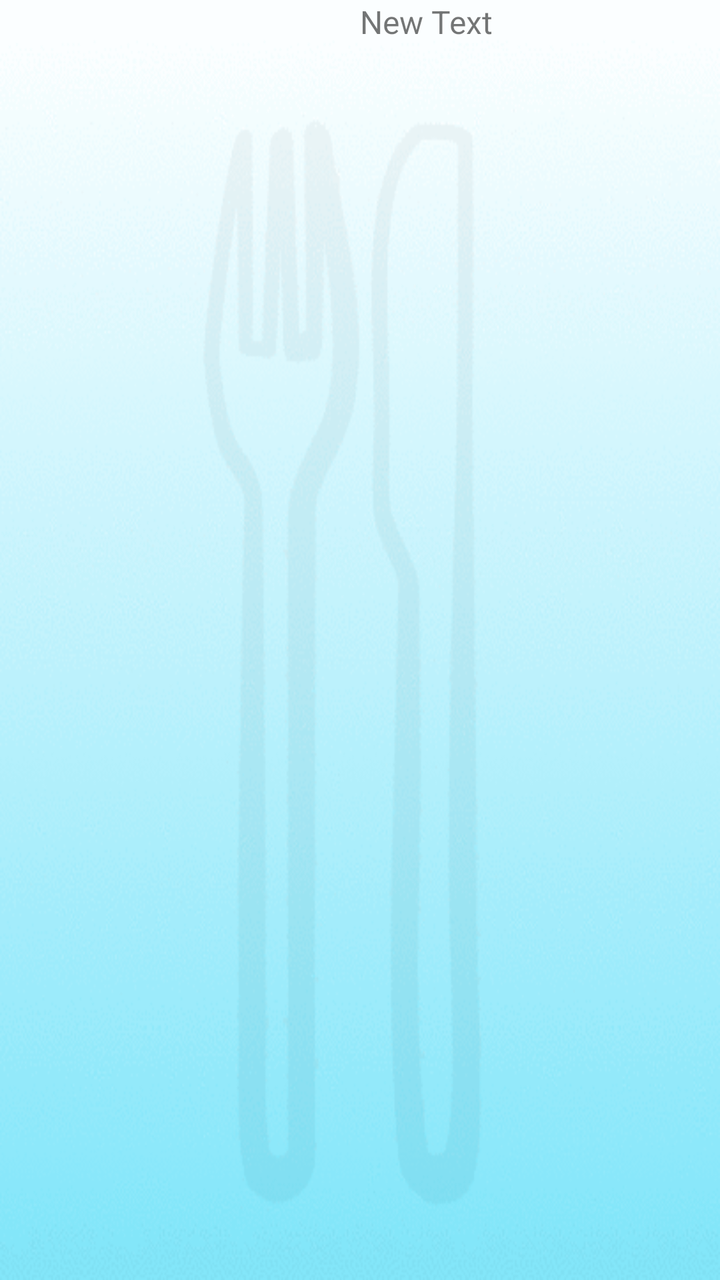
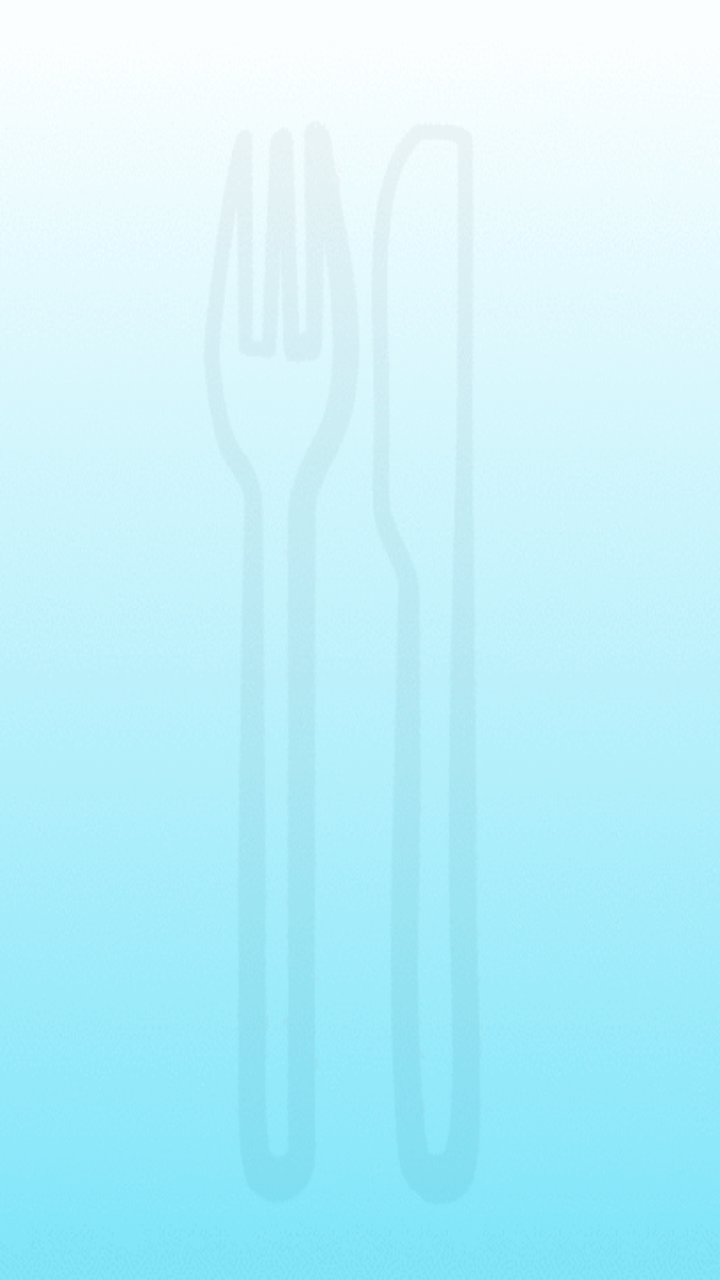

Two renders of the same Android screen: before a commit and after it. Below are the layout's source before the change and the commit's diff.
<!-- AndroidManifest.xml: application theme AppTheme -->
<!-- res/layout/main_activity.xml -->
<?xml version="1.0" encoding="utf-8"?>
<LinearLayout xmlns:android="http://schemas.android.com/apk/res/android"
              android:orientation="vertical"
              android:layout_width="match_parent"
              android:layout_height="match_parent"
              android:background="@drawable/imageedit_7_6436331298">

    <LinearLayout
        android:orientation="horizontal"
        android:layout_width="match_parent"
        android:layout_height="match_parent"
        android:weightSum="1">

        <LinearLayout
            android:orientation="vertical"
            android:layout_width="wrap_content"
            android:layout_height="match_parent">

            <ImageView
                android:layout_width="wrap_content"
                android:layout_height="wrap_content"
                android:id="@+id/image"
                android:minWidth="180dp"
                android:layout_alignParentTop="true"
                android:layout_alignParentStart="true"
                android:paddingLeft="8dp"
                android:paddingRight="8dp"
                android:paddingBottom="10dp"

                android:minHeight="180dp"
                android:nestedScrollingEnabled="true"
                android:paddingTop="10dp"/>

            <ImageView
                android:layout_width="wrap_content"
                android:layout_height="wrap_content"
                android:id="@+id/image2"
                android:minHeight="180dp"
                android:minWidth="180dp"
                android:layout_alignParentTop="true"
                android:layout_alignParentStart="true"
                android:layout_gravity="center_vertical"
                android:paddingLeft="8dp"
                android:paddingRight="8dp"
                android:paddingTop="10dp"
                android:nestedScrollingEnabled="true"/>

            <ImageView
                android:layout_width="wrap_content"
                android:layout_height="wrap_content"
                android:id="@+id/image3"
                android:minHeight="180dp"
                android:minWidth="180dp"
                android:layout_alignParentTop="true"
                android:layout_alignParentStart="true"
                android:layout_gravity="center_vertical"
                android:paddingLeft="8dp"
                android:paddingRight="8dp"
                android:paddingTop="10dp"
                android:nestedScrollingEnabled="true"/>

            <ImageView
                android:layout_width="wrap_content"
                android:layout_height="wrap_content"
                android:id="@+id/image4"
                android:minHeight="180dp"
                android:minWidth="180dp"
                android:layout_alignParentTop="true"
                android:layout_alignParentStart="true"
                android:paddingLeft="8dp"
                android:paddingRight="8dp"
                android:paddingTop="10dp"
                android:nestedScrollingEnabled="true"/>

            <ImageView
                android:layout_width="wrap_content"
                android:layout_height="wrap_content"
                android:id="@+id/image5"
                android:minHeight="180dp"
                android:minWidth="180dp"
                android:layout_alignParentTop="true"
                android:layout_alignParentStart="true"
                android:layout_gravity="center_vertical"
                android:paddingLeft="8dp"
                android:paddingRight="8dp"
                android:paddingTop="10dp"
                android:nestedScrollingEnabled="true"/>
        </LinearLayout>

        <TextView
            android:layout_width="wrap_content"
            android:layout_height="wrap_content"
            android:text="New Text"
            android:id="@+id/resultView"
            android:textSize="16dp"/>

    </LinearLayout>

    <LinearLayout
        android:orientation="horizontal"
        android:layout_width="178dp"
        android:layout_height="wrap_content"
        android:layout_gravity="right">

    </LinearLayout>


</LinearLayout>
<!-- resources referenced by this layout -->
<resources>
  <!-- drawable imageedit_7_6436331298: gif bitmap (drawable, 40864 bytes) -->
  <style name="AppTheme" parent="Theme.AppCompat.Light.DarkActionBar">
          
          <item name="colorPrimary">@color/colorPrimary</item>
          <item name="colorPrimaryDark">@color/colorPrimaryDark</item>
          <item name="colorAccent">@color/colorAccent</item>
      </style>
  <color name="colorPrimary">#3F51B5</color>
  <color name="colorPrimaryDark">#303F9F</color>
  <color name="colorAccent">#FF4081</color>
</resources>

<!-- the commit's change to res/layout/main_activity.xml (unified diff, before → after) -->
@@ -1,108 +1,117 @@
 <?xml version="1.0" encoding="utf-8"?>
-<LinearLayout xmlns:android="http://schemas.android.com/apk/res/android"
-              android:orientation="vertical"
-              android:layout_width="match_parent"
-              android:layout_height="match_parent"
-              android:background="@drawable/imageedit_7_6436331298">
+<RelativeLayout xmlns:android="http://schemas.android.com/apk/res/android"
+    xmlns:tools="http://schemas.android.com/tools"
+    android:layout_width="match_parent"
+    android:layout_height="match_parent"
+    android:background="@drawable/imageedit_7_6436331298"
+    tools:context=".MainActivity">
 
     <LinearLayout
-        android:orientation="horizontal"
+        android:id="@+id/firstLayout"
         android:layout_width="match_parent"
-        android:layout_height="match_parent"
-        android:weightSum="1">
+        android:layout_height="fill_parent"
+        android:layout_toLeftOf="@+id/secondView"
+        android:orientation="vertical"
+        android:nestedScrollingEnabled="true"
+        android:minHeight="0dp"
+        android:minWidth="0dp"
+        android:paddingLeft="10dp">
 
-        <LinearLayout
-            android:orientation="vertical"
-            android:layout_width="wrap_content"
-            android:layout_height="match_parent">
+        <ImageButton
+            android:id="@+id/image"
+            android:layout_width="fill_parent"
+            android:layout_height="wrap_content"
+            android:adjustViewBounds="true"
+            android:scaleType="fitCenter"
+            android:padding="0dp"
+            android:layout_marginLeft="-5dp"
+            android:layout_marginRight="-5dp"
+            android:layout_marginTop="-5dp"
+            android:layout_marginBottom="-5dp"
+            />
 
-            <ImageView
-                android:layout_width="wrap_content"
-                android:layout_height="wrap_content"
-                android:id="@+id/image"
-                android:minWidth="180dp"
-                android:layout_alignParentTop="true"
-                android:layout_alignParentStart="true"
-                android:paddingLeft="8dp"
-                android:paddingRight="8dp"
-                android:paddingBottom="10dp"
 
-                android:minHeight="180dp"
-                android:nestedScrollingEnabled="true"
-                android:paddingTop="10dp"/>
+        <ImageButton
+            android:id="@+id/image3"
+            android:layout_width="fill_parent"
+            android:layout_height="wrap_content"
+            android:adjustViewBounds="true"
+            android:scaleType="fitCenter"
+            android:padding="0dp"
+            android:layout_marginLeft="-5dp"
+            android:layout_marginRight="-5dp"
+            android:layout_marginTop="-5dp"
+            android:layout_marginBottom="-5dp"/>
 
-            <ImageView
-                android:layout_width="wrap_content"
-                android:layout_height="wrap_content"
-                android:id="@+id/image2"
-                android:minHeight="180dp"
-                android:minWidth="180dp"
-                android:layout_alignParentTop="true"
-                android:layout_alignParentStart="true"
-                android:layout_gravity="center_vertical"
-                android:paddingLeft="8dp"
-                android:paddingRight="8dp"
-                android:paddingTop="10dp"
-                android:nestedScrollingEnabled="true"/>
-
-            <ImageView
-                android:layout_width="wrap_content"
-                android:layout_height="wrap_content"
-                android:id="@+id/image3"
-                android:minHeight="180dp"
-                android:minWidth="180dp"
-                android:layout_alignParentTop="true"
-                android:layout_alignParentStart="true"
-                android:layout_gravity="center_vertical"
-                android:paddingLeft="8dp"
-                android:paddingRight="8dp"
-                android:paddingTop="10dp"
-                android:nestedScrollingEnabled="true"/>
-
-            <ImageView
-                android:layout_width="wrap_content"
-                android:layout_height="wrap_content"
-                android:id="@+id/image4"
-                android:minHeight="180dp"
-                android:minWidth="180dp"
-                android:layout_alignParentTop="true"
-                android:layout_alignParentStart="true"
-                android:paddingLeft="8dp"
-                android:paddingRight="8dp"
-                android:paddingTop="10dp"
-                android:nestedScrollingEnabled="true"/>
-
-            <ImageView
-                android:layout_width="wrap_content"
-                android:layout_height="wrap_content"
-                android:id="@+id/image5"
-                android:minHeight="180dp"
-                android:minWidth="180dp"
-                android:layout_alignParentTop="true"
-                android:layout_alignParentStart="true"
-                android:layout_gravity="center_vertical"
-                android:paddingLeft="8dp"
-                android:paddingRight="8dp"
-                android:paddingTop="10dp"
-                android:nestedScrollingEnabled="true"/>
-        </LinearLayout>
-
-        <TextView
-            android:layout_width="wrap_content"
+        <ImageButton
+            android:id="@+id/image5"
+            android:layout_width="fill_parent"
             android:layout_height="wrap_content"
-            android:text="New Text"
-            android:id="@+id/resultView"
-            android:textSize="16dp"/>
+            android:adjustViewBounds="true"
+            android:scaleType="fitCenter"
+            android:padding="0dp"
+            android:layout_marginLeft="-5dp"
+            android:layout_marginRight="-5dp"
+            android:layout_marginTop="-5dp"
+            android:layout_marginBottom="-5dp"/>
 
     </LinearLayout>
 
+    <View
+        android:id="@+id/secondView"
+        android:layout_width="0dp"
+        android:layout_height="match_parent"
+        android:layout_centerHorizontal="true" />
+
     <LinearLayout
-        android:orientation="horizontal"
-        android:layout_width="178dp"
-        android:layout_height="wrap_content"
-        android:layout_gravity="right">
+        android:id="@+id/thirdLayout"
+        android:layout_width="match_parent"
+        android:layout_height="fill_parent"
+        android:layout_toRightOf="@+id/secondView"
+        android:orientation="vertical"
+        android:paddingRight="10dp">
+
+        <ImageButton
+            android:id="@+id/image2"
+            android:layout_width="fill_parent"
+            android:layout_height="wrap_content"
+            android:adjustViewBounds="true"
+            android:scaleType="fitCenter"
+            android:padding="0dp"
+            android:layout_marginLeft="-5dp"
+            android:layout_marginRight="-5dp"
+            android:layout_marginTop="-5dp"
+            android:layout_marginBottom="-5dp"/>
+
+        <ImageButton
+            android:id="@+id/image4"
+            android:layout_width="fill_parent"
+            android:layout_height="wrap_content"
+            android:adjustViewBounds="true"
+            android:scaleType="fitCenter"
+            android:padding="0dp"
+            android:layout_marginLeft="-5dp"
+            android:layout_marginRight="-5dp"
+            android:layout_marginTop="-5dp"
+            android:layout_marginBottom="-5dp"/>
+
+        <ImageButton
+            android:id="@+id/image6"
+            android:layout_width="fill_parent"
+            android:layout_height="wrap_content"
+            android:adjustViewBounds="true"
+            android:scaleType="fitCenter"
+            android:padding="0dp"
+            android:layout_marginLeft="-5dp"
+            android:layout_marginRight="-5dp"
+            android:layout_marginTop="-5dp"
+            android:layout_marginBottom="-5dp"/>
+
+        <TextView
+            android:layout_width="match_parent"
+            android:layout_height="match_parent"
+            android:id= "@+id/resultView"/>
 
     </LinearLayout>
 
-
-</LinearLayout>
+</RelativeLayout>
